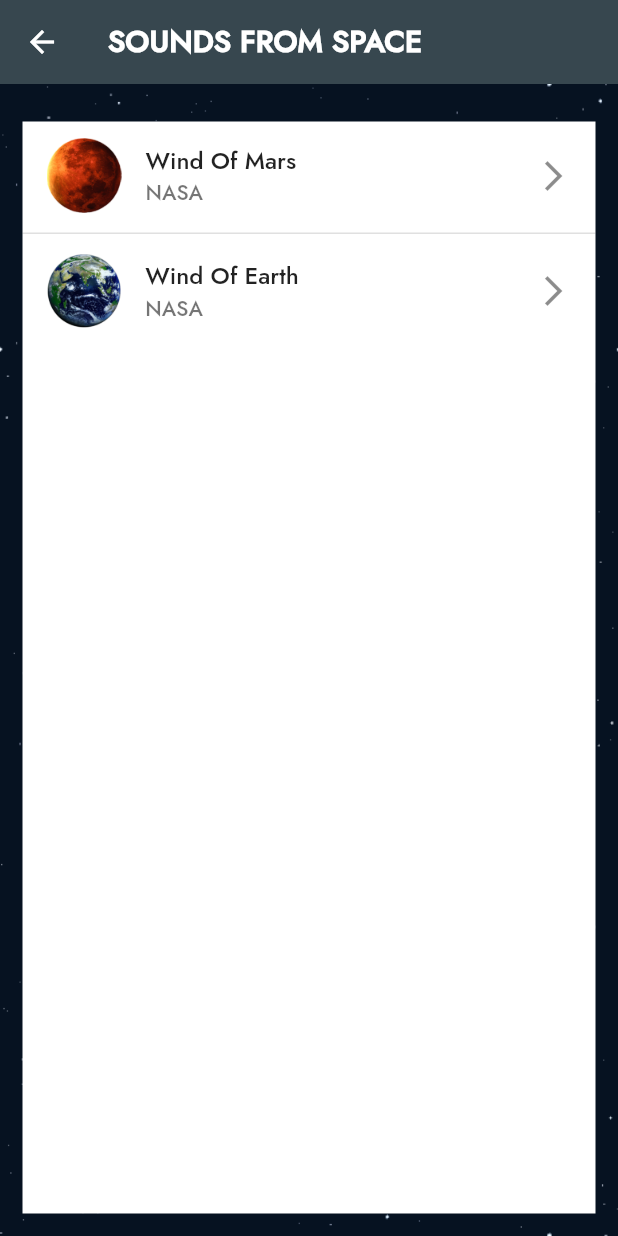
After one commit to RutheniumAlpha/gaganbot, a Flutter app: the screen it shows after launch, after a tap on "Sounds From Space", on a phone screen of 412 x 824 dp. The commit adds this screen. Run offline on Flutter 3.47's test engine with Material 2 defaults, Android fonts, the phone set to English and light mode, and no system bars; our stand-ins replace just_audio, numberpicker, syncfusion_flutter_gauges.

Commit message:
Added Sounds From Space

```diff
--- a/lib/main.dart
+++ b/lib/main.dart
@@ -1,4 +1,5 @@
 import 'package:atl_space_challenge_project/howFarIsThePlanet.dart';
+import 'package:atl_space_challenge_project/soundsFromSpace.dart';
 import 'package:atl_space_challenge_project/weigthDifferentPlanets.dart';
 import 'package:atl_space_challenge_project/whoIsBigger.dart';
 import 'package:flutter/material.dart';
@@ -66,7 +67,21 @@ class _HomePageState extends State<HomePage> {
                     return HowFarIsThePlanet();
                   }));
                 },
-                child: Text("How Far Is The Planet?"))
+                child: Text("How Far Is The Planet?")),
+            ElevatedButton(
+                onPressed: () {
+                  Navigator.push(context, MaterialPageRoute(builder: (context) {
+                    return SoundsFromSpace();
+                  }));
+                },
+                child: Text("Sounds From Space")),
+            ElevatedButton(
+                onPressed: () {
+                  Navigator.push(context, MaterialPageRoute(builder: (context) {
+                    return SoundsFromSpace();
+                  }));
+                },
+                child: Text("Top 5 Elements In Space")),
           ],
         ),
       ),
--- /dev/null
+++ b/lib/soundsFromSpace.dart
@@ -0,0 +1,169 @@
+import 'dart:ui';
+
+import 'package:flutter/material.dart';
+import 'package:just_audio/just_audio.dart';
+
+class SoundsFromSpace extends StatefulWidget {
+  @override
+  _SoundsFromSpaceState createState() => _SoundsFromSpaceState();
+}
+
+class _SoundsFromSpaceState extends State<SoundsFromSpace> {
+  @override
+  void initState() {
+    super.initState();
+  }
+
+  @override
+  void dispose() {
+    super.dispose();
+    player.stop();
+  }
+
+  AudioPlayer player = AudioPlayer();
+  List sounds = [
+    {
+      "Name": "Wind Of Mars",
+      "URL":
+          "https://static.wixstatic.com/mp3/0cb73c_f7a3334a65a142ebbf2c571c8adbd732.mp3",
+      "Description":
+          "UGDWyifygduyGFUOgfuydgfuwgeygfeuwgfUYECYVEFVYKwvKGHWVFKYAWVFKVGDSUKVKCVUVKCDVCUDVkyaVCAYKDVC",
+      "Credit": "NASA",
+      "Image": "mars",
+    },
+    {
+      "Name": "Wind Of Earth",
+      "URL":
+          "https://static.wixstatic.com/mp3/0cb73c_f7a3334a65a142ebbf2c571c8adbd732.mp3",
+      "Description":
+          "UGDWyifygduyGFUOgfuydgfuwgeygfeuwgfUYECYVEFVYKwvKGHWVFKYAWVFKVGDSUKVKCVUVKCDVCUDVkyaVCAYKDVC",
+      "Credit": "NASA",
+      "Image": "earth",
+    }
+  ];
+  int? selectedSound;
+  @override
+  Widget build(BuildContext context) {
+    return Scaffold(
+      appBar: AppBar(
+        title: Text(
+          "Sounds From Space".toUpperCase(),
+          style: TextStyle(color: Colors.white, fontWeight: FontWeight.bold),
+        ),
+        backgroundColor: Colors.blueGrey.shade800,
+        elevation: 0,
+      ),
+      body: Container(
+        height: double.infinity,
+        width: double.infinity,
+        decoration: BoxDecoration(
+            image: DecorationImage(
+                fit: BoxFit.fill,
+                image: AssetImage("assets/images/background.jpg"))),
+        child: Padding(
+            padding: const EdgeInsets.all(15),
+            child: Column(children: [
+              player.duration != null
+                  ? Image(
+                      image: AssetImage(
+                          "assets/images/${sounds[selectedSound!]["Image"]}.png"),
+                      height: 100,
+                    )
+                  : SizedBox(),
+              player.duration != null
+                  ? Row(
+                      mainAxisAlignment: MainAxisAlignment.center,
+                      mainAxisSize: MainAxisSize.max,
+                      children: [
+                        Slider(
+                            value: double.parse(
+                                player.position.inSeconds.toString()),
+                            max: double.parse(
+                                player.duration!.inSeconds.toString()),
+                            min: 0,
+                            onChanged: (value) {
+                              player.seek(Duration(seconds: value.round()));
+                            }),
+                        Text(
+                          player.duration!.inSeconds.toString() + " sec",
+                          style: TextStyle(color: Colors.white),
+                        ),
+                        IconButton(
+                            onPressed: () {
+                              if (player.playing) {
+                                player.pause();
+                              } else {
+                                player.play();
+                              }
+                            },
+                            icon: Icon(
+                              player.playing ? Icons.pause : Icons.play_arrow,
+                              color: Colors.white,
+                            )),
+                      ],
+                    )
+                  : SizedBox(),
+              player.duration != null
+                  ? Text(
+                      sounds[selectedSound!]["Name"],
+                      style: TextStyle(fontSize: 25, color: Colors.white),
+                    )
+                  : SizedBox(),
+              player.duration != null
+                  ? Text(
+                      sounds[selectedSound!]["Description"],
+                      textAlign: TextAlign.center,
+                      style: TextStyle(fontSize: 14, color: Colors.white),
+                    )
+                  : SizedBox(),
+              SizedBox(
+                height: 10,
+              ),
+              Expanded(
+                  child: Container(
+                color: Colors.white,
+                child: ListView.separated(
+                  itemCount: sounds.length,
+                  separatorBuilder: (context, count) {
+                    return Divider(
+                      height: 5,
+                      thickness: 1,
+                    );
+                  },
+                  itemBuilder: (context, count) {
+                    return ListTile(
+                        leading: Image(
+                          image: AssetImage(
+                              "assets/images/${sounds[count]["Image"]}.png"),
+                          height: 50,
+                        ),
+                        trailing: Icon(Icons.arrow_forward_ios),
+                        title: Text(sounds[count]["Name"]),
+                        subtitle: Text(sounds[count]["Credit"]),
+                        onTap: () async {
+                          setState(() {
+                            selectedSound = count;
+                          });
+                          setState(() {});
+                          print(selectedSound);
+                          print(count);
+                          await player.setUrl(sounds[count]["URL"]);
+                          await player.load();
+                          await player.play();
+                          player.positionStream.listen((event) async {
+                            if (player.duration!.inSeconds ==
+                                player.position.inSeconds) {
+                              await player.seek(Duration(seconds: 0));
+                              await player.pause();
+                            }
+                            setState(() {});
+                          });
+                        });
+                  },
+                ),
+              ))
+            ])),
+      ),
+    );
+  }
+}
--- a/pubspec.yaml
+++ b/pubspec.yaml
@@ -26,7 +26,8 @@ dependencies:
   numberpicker: ^2.1.1
   syncfusion_flutter_gauges: ^19.2.62
   intl: ^0.17.0
-
+  webviewx: ^0.2.1
+  just_audio: ^0.9.11
 
   # The following adds the Cupertino Icons font to your application.
   # Use with the CupertinoIcons class for iOS style icons.
```
Also changed, not shown: pubspec.lock.
